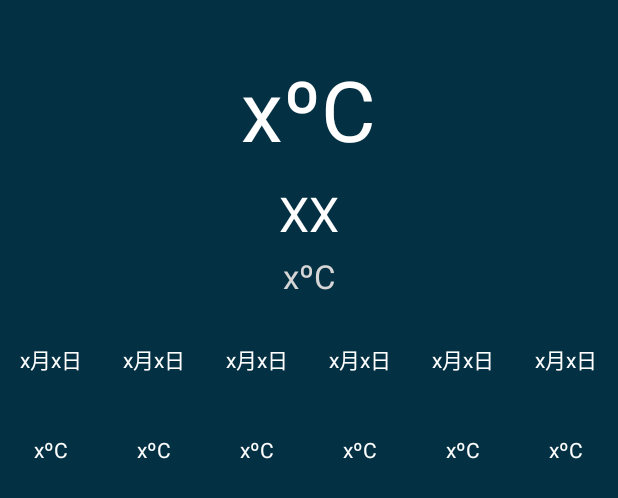
After one commit to yangzhongmin/Weather, an Android app: the layout layout_weather.xml on its own in the app's theme, with its tools: preview values and no code run, on a phone screen of 412 x 824 dp. The commit adds this screen. Shown: the top 498 px of the screen. Run offline under Robolectric (Android 15) with nearby library versions, the phone set to English and light mode, and no system bars.

Commit message:
完善activity布局，和获取天气信息的json文件相关代码

```diff
--- a/app/src/main/java/cn/yangzhongmin/weather/bean/City.java
+++ b/app/src/main/java/cn/yangzhongmin/weather/bean/City.java
@@ -4,6 +4,8 @@ import java.util.ArrayList;
 
 /**
  * Created by yzm on 2017/4/6.
+ * City类用来封装数据，包括：
+ * 城市名称，城市最近六天的天气数据
  */
 
 public class City {
--- /dev/null
+++ b/app/src/main/res/layout/layout_weather.xml
@@ -0,0 +1,237 @@
+<?xml version="1.0" encoding="utf-8"?>
+<LinearLayout xmlns:android="http://schemas.android.com/apk/res/android"
+    android:layout_width="match_parent"
+    android:layout_height="match_parent"
+    android:background="#043043"
+    android:orientation="vertical">
+
+    <RelativeLayout
+        android:layout_width="match_parent"
+        android:layout_height="wrap_content"
+        android:layout_margin="30dp">
+
+        <TextView
+            android:id="@+id/tv_current_temp"
+            android:layout_width="wrap_content"
+            android:layout_height="wrap_content"
+            android:text="@string/temp"
+            android:textColor="#FFFFFF"
+            android:textSize="56sp"
+            android:layout_centerHorizontal="true"
+            android:layout_margin="5dp"/>
+
+        <TextView
+            android:id="@+id/tv_current_weather"
+            android:layout_below="@id/tv_current_temp"
+            android:layout_width="wrap_content"
+            android:layout_height="wrap_content"
+            android:text="@string/weather"
+            android:textColor="#FFFFFF"
+            android:textSize="32sp"
+            android:layout_centerHorizontal="true"
+            android:layout_margin="5dp"/>
+
+        <TextView
+            android:id="@+id/tv_today_temp"
+            android:layout_below="@id/tv_current_weather"
+            android:layout_width="wrap_content"
+            android:layout_height="wrap_content"
+            android:text="@string/temp"
+            android:textColor="#d6d6d6"
+            android:textSize="22sp"
+            android:layout_centerHorizontal="true" />
+
+    </RelativeLayout>
+
+    <LinearLayout
+        android:layout_width="match_parent"
+        android:layout_height="wrap_content"
+        android:paddingBottom="12dp">
+
+        <LinearLayout
+            android:layout_width="0dp"
+            android:layout_height="wrap_content"
+            android:layout_weight="1"
+            android:orientation="vertical">
+
+            <TextView
+                android:id="@+id/tv_time0"
+                android:layout_width="match_parent"
+                android:layout_height="wrap_content"
+                android:text="@string/date"
+                android:textColor="#FFFFFF"
+                android:gravity="center"/>
+
+            <ImageView
+                android:id="@+id/iv_weather_by_time0"
+                android:layout_width="40dp"
+                android:layout_height="40dp"
+                android:layout_gravity="center_horizontal"/>
+
+            <TextView
+                android:id="@+id/tv_temp_by_time0"
+                android:layout_width="wrap_content"
+                android:layout_height="wrap_content"
+                android:text="@string/temp"
+                android:layout_gravity="center_horizontal"
+                android:textColor="#FFFFFF" />
+
+        </LinearLayout>
+        <LinearLayout
+            android:layout_width="0dp"
+            android:layout_height="wrap_content"
+            android:layout_weight="1"
+            android:orientation="vertical">
+
+            <TextView
+                android:id="@+id/tv_time1"
+                android:layout_width="match_parent"
+                android:layout_height="wrap_content"
+                android:text="@string/date"
+                android:textColor="#FFFFFF"
+                android:gravity="center"/>
+
+            <ImageView
+                android:id="@+id/iv_weather_by_time1"
+                android:layout_width="40dp"
+                android:layout_height="40dp"
+                android:layout_gravity="center_horizontal"/>
+
+            <TextView
+                android:id="@+id/tv_temp_by_time1"
+                android:layout_width="wrap_content"
+                android:layout_height="wrap_content"
+                android:text="@string/temp"
+                android:layout_gravity="center_horizontal"
+                android:textColor="#FFFFFF" />
+
+        </LinearLayout>
+        <LinearLayout
+            android:layout_width="0dp"
+            android:layout_height="wrap_content"
+            android:layout_weight="1"
+            android:orientation="vertical">
+
+            <TextView
+                android:id="@+id/tv_time2"
+                android:layout_width="match_parent"
+                android:layout_height="wrap_content"
+                android:text="@string/date"
+                android:textColor="#FFFFFF"
+                android:gravity="center"/>
+
+            <ImageView
+                android:id="@+id/iv_weather_by_time2"
+                android:layout_width="40dp"
+                android:layout_height="40dp"
+                android:layout_gravity="center_horizontal"/>
+
+            <TextView
+                android:id="@+id/tv_temp_by_time2"
+                android:layout_width="wrap_content"
+                android:layout_height="wrap_content"
+                android:text="@string/temp"
+                android:layout_gravity="center_horizontal"
+                android:textColor="#FFFFFF" />
+
+        </LinearLayout>
+        <LinearLayout
+            android:layout_width="0dp"
+            android:layout_height="wrap_content"
+            android:layout_weight="1"
+            android:orientation="vertical">
+
+            <TextView
+                android:id="@+id/tv_time3"
+                android:layout_width="match_parent"
+                android:layout_height="wrap_content"
+                android:text="@string/date"
+                android:textColor="#FFFFFF"
+                android:gravity="center"/>
+
+            <ImageView
+                android:id="@+id/iv_weather_by_time3"
+                android:layout_width="40dp"
+                android:layout_height="40dp"
+                android:layout_gravity="center_horizontal"/>
+
+            <TextView
+                android:id="@+id/tv_temp_by_time3"
+                android:layout_width="wrap_content"
+                android:layout_height="wrap_content"
+                android:text="@string/temp"
+                android:layout_gravity="center_horizontal"
+                android:textColor="#FFFFFF" />
+
+        </LinearLayout>
+        <LinearLayout
+            android:layout_width="0dp"
+            android:layout_height="wrap_content"
+            android:layout_weight="1"
+            android:orientation="vertical">
+
+            <TextView
+                android:id="@+id/tv_time4"
+                android:layout_width="match_parent"
+                android:layout_height="wrap_content"
+                android:text="@string/date"
+                android:textColor="#FFFFFF"
+                android:gravity="center"/>
+
+            <ImageView
+                android:id="@+id/iv_weather_by_time4"
+                android:layout_width="40dp"
+                android:layout_height="40dp"
+                android:layout_gravity="center_horizontal"/>
+
+            <TextView
+                android:id="@+id/tv_temp_by_time4"
+                android:layout_width="wrap_content"
+                android:layout_height="wrap_content"
+                android:text="@string/temp"
+                android:layout_gravity="center_horizontal"
+                android:textColor="#FFFFFF" />
+
+        </LinearLayout>
+        <LinearLayout
+            android:layout_width="0dp"
+            android:layout_height="wrap_content"
+            android:layout_weight="1"
+            android:orientation="vertical">
+
+            <TextView
+                android:id="@+id/tv_time5"
+                android:layout_width="match_parent"
+                android:layout_height="wrap_content"
+                android:text="@string/date"
+                android:textColor="#FFFFFF"
+                android:gravity="center"/>
+
+            <ImageView
+                android:id="@+id/iv_weather_by_time5"
+                android:layout_width="40dp"
+                android:layout_height="40dp"
+                android:layout_gravity="center_horizontal"/>
+
+            <TextView
+
+                android:id="@+id/tv_temp_by_time5"
+                android:layout_width="wrap_content"
+                android:layout_height="wrap_content"
+                android:text="@string/temp"
+                android:layout_gravity="center_horizontal"
+                android:textColor="#FFFFFF" />
+
+        </LinearLayout>
+
+    </LinearLayout>
+
+    <ListView
+        android:id="@+id/lv_weather_list"
+        android:layout_width="match_parent"
+        android:layout_height="wrap_content">
+
+    </ListView>
+
+
+</LinearLayout>
--- a/app/src/main/res/values/strings.xml
+++ b/app/src/main/res/values/strings.xml
@@ -1,4 +1,7 @@
 <resources>
     <string name="app_name">Weather</string>
     <string name="city_name">城市</string>
+    <string name="date">x月x日</string>
+    <string name="temp">xºC</string>
+    <string name="weather">XX</string>
 </resources>
```
Also changed, not shown: app/src/main/java/cn/yangzhongmin/weather/activity/GetView.java (added, +102 -0 lines), app/src/main/java/cn/yangzhongmin/weather/activity/MainActivity.java (+8 -0 lines), app/src/main/java/cn/yangzhongmin/weather/adapter/ListViewAdapter.java (added, +18 -0 lines), app/src/main/java/cn/yangzhongmin/weather/bean/Weather.java (+63 -0 lines), app/src/main/res/layout/layout_futureweather.xml (added, +45 -0 lines), app/src/main/res/layout/layout_top.xml (+8 -28 lines).
